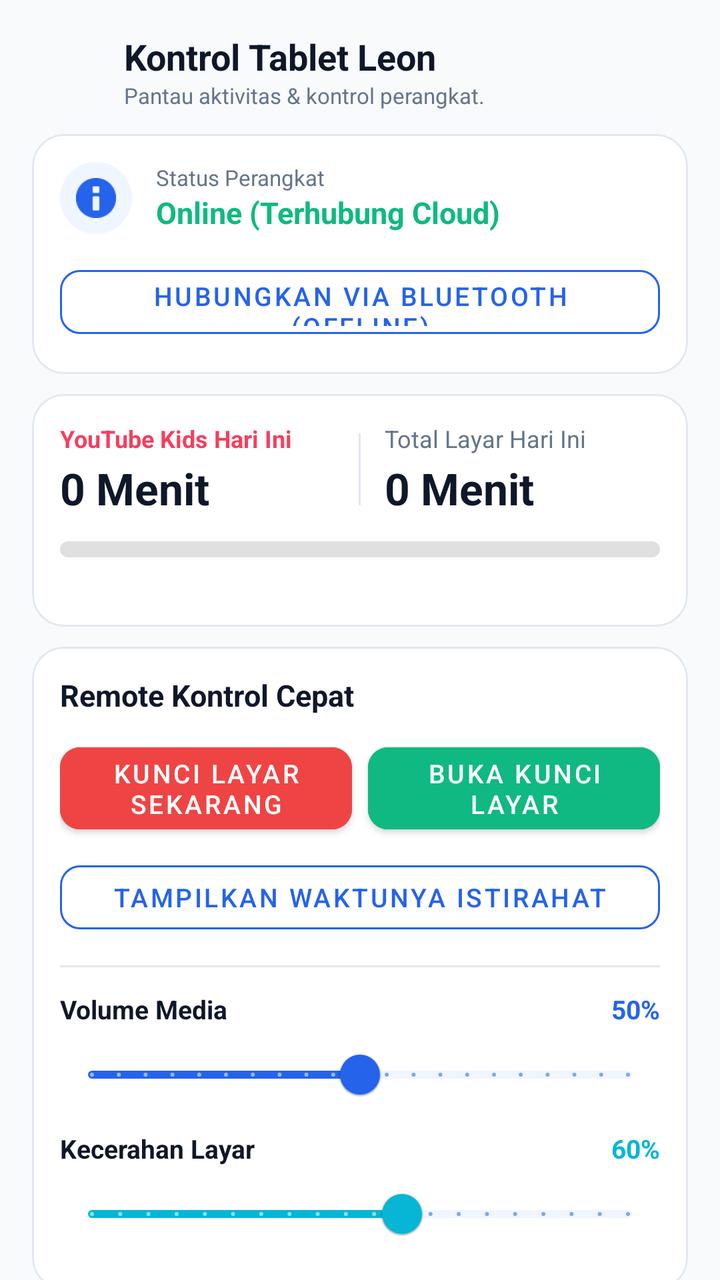
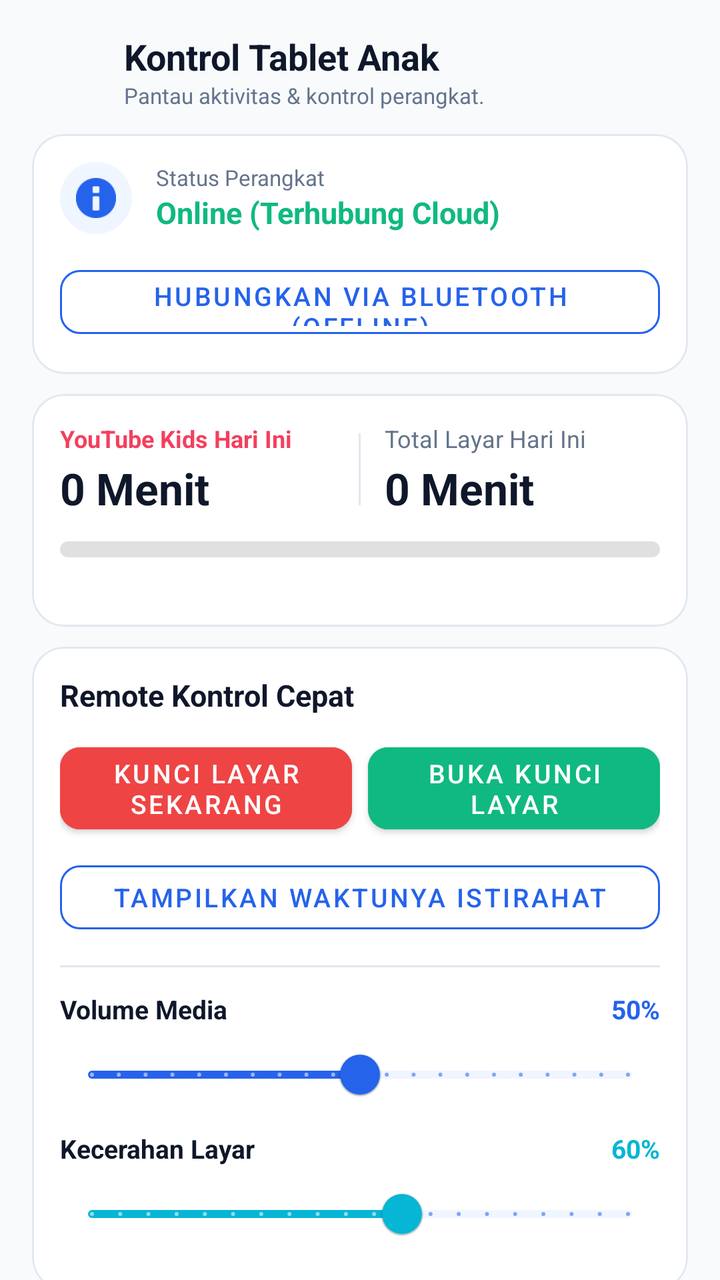

Two renders of the same Android screen: before a commit and after it. Below are the layout's source before the change and the commit's diff.
<!-- AndroidManifest.xml: application theme Theme.ParentalControl -->
<!-- res/layout/fragment_dashboard.xml -->
<?xml version="1.0" encoding="utf-8"?>
<androidx.core.widget.NestedScrollView xmlns:android="http://schemas.android.com/apk/res/android"
    xmlns:app="http://schemas.android.com/apk/res-auto"
    xmlns:tools="http://schemas.android.com/tools"
    android:layout_width="match_parent"
    android:layout_height="match_parent"
    android:background="@color/background"
    android:fillViewport="true">

    <LinearLayout
        android:layout_width="match_parent"
        android:layout_height="wrap_content"
        android:orientation="vertical"
        android:padding="16dp">

        
        <RelativeLayout
            android:layout_width="match_parent"
            android:layout_height="wrap_content"
            android:layout_marginBottom="12dp">

            <ImageView
                android:id="@+id/ivAppIcon"
                android:layout_width="36dp"
                android:layout_height="36dp"
                android:src="@mipmap/ic_launcher_round"
                android:layout_centerVertical="true"
                android:layout_marginEnd="10dp"
                android:contentDescription="Icon App" />

            <LinearLayout
                android:layout_width="wrap_content"
                android:layout_height="wrap_content"
                android:layout_toEndOf="@id/ivAppIcon"
                android:layout_centerVertical="true"
                android:orientation="vertical">

                <TextView
                    android:layout_width="wrap_content"
                    android:layout_height="wrap_content"
                    android:text="@string/title_dashboard"
                    android:textColor="@color/text_primary"
                    android:textSize="18sp"
                    android:textStyle="bold" />

                <TextView
                    android:layout_width="wrap_content"
                    android:layout_height="wrap_content"
                    android:text="@string/subtitle_dashboard"
                    android:textColor="@color/text_secondary"
                    android:textSize="11sp" />
            </LinearLayout>
        </RelativeLayout>

        
        <com.google.android.material.card.MaterialCardView
            android:layout_width="match_parent"
            android:layout_height="wrap_content"
            android:layout_marginBottom="10dp"
            app:cardCornerRadius="16dp"
            app:cardElevation="0dp"
            app:strokeWidth="1dp"
            app:strokeColor="@color/card_stroke"
            app:cardBackgroundColor="@color/card_bg">

            <LinearLayout
                android:layout_width="match_parent"
                android:layout_height="wrap_content"
                android:orientation="vertical"
                android:padding="14dp">

                <LinearLayout
                    android:layout_width="match_parent"
                    android:layout_height="wrap_content"
                    android:orientation="horizontal"
                    android:gravity="center_vertical">

                    <ImageView
                        android:id="@+id/ivStatusDot"
                        android:layout_width="36dp"
                        android:layout_height="36dp"
                        android:src="@android:drawable/ic_dialog_info"
                        app:tint="@color/primary"
                        android:background="@drawable/circle_bg"
                        android:padding="8dp"
                        android:layout_marginEnd="12dp"
                        android:contentDescription="Status Icon" />

                    <LinearLayout
                        android:layout_width="0dp"
                        android:layout_weight="1"
                        android:layout_height="wrap_content"
                        android:orientation="vertical">

                        <TextView
                            android:id="@+id/tvCardStatusTitle"
                            android:layout_width="wrap_content"
                            android:layout_height="wrap_content"
                            android:text="@string/card_status_title"
                            android:textColor="@color/text_secondary"
                            android:textSize="11sp" />

                        <TextView
                            android:id="@+id/tvDeviceStatus"
                            android:layout_width="wrap_content"
                            android:layout_height="wrap_content"
                            android:text="@string/status_online"
                            android:textColor="@color/success"
                            android:textSize="15sp"
                            android:textStyle="bold" />

                        <TextView
                            android:id="@+id/tvLockState"
                            android:layout_width="wrap_content"
                            android:layout_height="wrap_content"
                            android:layout_marginTop="2dp"
                            android:text="Layar istirahat sedang tampil di tablet"
                            android:textColor="@color/warning"
                            android:textSize="11sp"
                            android:visibility="gone" />
                    </LinearLayout>
                </LinearLayout>

                <com.google.android.material.button.MaterialButton
                    android:id="@+id/btnConnectBle"
                    style="@style/Widget.MaterialComponents.Button.OutlinedButton"
                    android:layout_width="match_parent"
                    android:layout_height="44dp"
                    android:layout_marginTop="12dp"
                    android:text="@string/btn_connect_ble"
                    android:textSize="13sp"
                    app:strokeColor="@color/primary"
                    android:textColor="@color/primary"
                    app:cornerRadius="10dp" />
            </LinearLayout>
        </com.google.android.material.card.MaterialCardView>

        
        <com.google.android.material.card.MaterialCardView
            android:layout_width="match_parent"
            android:layout_height="wrap_content"
            android:layout_marginBottom="10dp"
            app:cardCornerRadius="16dp"
            app:cardElevation="0dp"
            app:strokeWidth="1dp"
            app:strokeColor="@color/card_stroke"
            app:cardBackgroundColor="@color/card_bg">

            <LinearLayout
                android:layout_width="match_parent"
                android:layout_height="wrap_content"
                android:orientation="vertical"
                android:padding="14dp">

                <LinearLayout
                    android:layout_width="match_parent"
                    android:layout_height="wrap_content"
                    android:orientation="horizontal"
                    android:gravity="center_vertical">

                    <LinearLayout
                        android:layout_width="0dp"
                        android:layout_weight="1"
                        android:layout_height="wrap_content"
                        android:orientation="vertical">

                        <TextView
                            android:layout_width="wrap_content"
                            android:layout_height="wrap_content"
                            android:text="@string/card_yt_title"
                            android:textColor="@color/yt_kids_red"
                            android:textSize="12sp"
                            android:textStyle="bold" />

                        <TextView
                            android:id="@+id/tvYoutubeKidsDuration"
                            android:layout_width="wrap_content"
                            android:layout_height="wrap_content"
                            android:layout_marginTop="2dp"
                            android:text="0 Menit"
                            android:textColor="@color/text_primary"
                            android:textSize="22sp"
                            android:textStyle="bold" />
                    </LinearLayout>

                    <View
                        android:layout_width="1dp"
                        android:layout_height="36dp"
                        android:background="@color/card_stroke"
                        android:layout_marginHorizontal="12dp" />

                    <LinearLayout
                        android:layout_width="0dp"
                        android:layout_weight="1"
                        android:layout_height="wrap_content"
                        android:orientation="vertical">

                        <TextView
                            android:layout_width="wrap_content"
                            android:layout_height="wrap_content"
                            android:text="Total Layar Hari Ini"
                            android:textColor="@color/text_secondary"
                            android:textSize="12sp" />

                        <TextView
                            android:id="@+id/tvTotalScreenTime"
                            android:layout_width="wrap_content"
                            android:layout_height="wrap_content"
                            android:layout_marginTop="2dp"
                            android:text="0 Menit"
                            android:textColor="@color/text_primary"
                            android:textSize="22sp"
                            android:textStyle="bold" />
                    </LinearLayout>
                </LinearLayout>

                <ProgressBar
                    android:id="@+id/pbScreenTime"
                    style="?android:attr/progressBarStyleHorizontal"
                    android:layout_width="match_parent"
                    android:layout_height="8dp"
                    android:layout_marginTop="12dp"
                    android:max="120"
                    android:progress="0"
                    android:progressDrawable="@drawable/custom_progress_bar" />

                <TextView
                    android:id="@+id/tvLimitCaption"
                    android:layout_width="wrap_content"
                    android:layout_height="wrap_content"
                    android:layout_marginTop="6dp"
                    android:textColor="@color/text_secondary"
                    android:textSize="11sp" />
            </LinearLayout>
        </com.google.android.material.card.MaterialCardView>

        
        <com.google.android.material.card.MaterialCardView
            android:layout_width="match_parent"
            android:layout_height="wrap_content"
            android:layout_marginBottom="10dp"
            app:cardCornerRadius="16dp"
            app:cardElevation="0dp"
            app:strokeWidth="1dp"
            app:strokeColor="@color/card_stroke"
            app:cardBackgroundColor="@color/card_bg">

            <LinearLayout
                android:layout_width="match_parent"
                android:layout_height="wrap_content"
                android:orientation="vertical"
                android:padding="14dp">

                <TextView
                    android:layout_width="wrap_content"
                    android:layout_height="wrap_content"
                    android:text="@string/card_controls_title"
                    android:textColor="@color/text_primary"
                    android:textSize="15sp"
                    android:textStyle="bold" />

                
                <LinearLayout
                    android:layout_width="match_parent"
                    android:layout_height="wrap_content"
                    android:layout_marginTop="10dp"
                    android:orientation="horizontal"
                    android:baselineAligned="false">

                    <com.google.android.material.button.MaterialButton
                        android:id="@+id/btnLockNow"
                        android:layout_width="0dp"
                        android:layout_height="wrap_content"
                        android:minHeight="48dp"
                        android:layout_weight="1"
                        android:layout_marginEnd="4dp"
                        android:text="@string/btn_lock_now"
                        android:textSize="13sp"
                        android:backgroundTint="@color/error"
                        app:cornerRadius="10dp" />

                    <com.google.android.material.button.MaterialButton
                        android:id="@+id/btnUnlock"
                        android:layout_width="0dp"
                        android:layout_height="wrap_content"
                        android:minHeight="48dp"
                        android:layout_weight="1"
                        android:layout_marginStart="4dp"
                        android:text="@string/btn_unlock"
                        android:textSize="13sp"
                        android:backgroundTint="@color/success"
                        app:cornerRadius="10dp" />
                </LinearLayout>

                <com.google.android.material.button.MaterialButton
                    android:id="@+id/btnShowOverlay"
                    style="@style/Widget.MaterialComponents.Button.OutlinedButton"
                    android:layout_width="match_parent"
                    android:layout_height="44dp"
                    android:layout_marginTop="6dp"
                    android:text="@string/btn_show_overlay"
                    android:textSize="13sp"
                    app:strokeColor="@color/primary"
                    android:textColor="@color/primary"
                    app:cornerRadius="10dp" />

                <View
                    android:layout_width="match_parent"
                    android:layout_height="1dp"
                    android:background="@color/card_stroke"
                    android:layout_marginTop="12dp"
                    android:layout_marginBottom="12dp"/>

                
                <RelativeLayout
                    android:layout_width="match_parent"
                    android:layout_height="wrap_content">

                    <TextView
                        android:layout_width="wrap_content"
                        android:layout_height="wrap_content"
                        android:text="Volume Media"
                        android:textColor="@color/text_primary"
                        android:textSize="13sp"
                        android:textStyle="bold" />

                    <TextView
                        android:id="@+id/tvVolumeLabel"
                        android:layout_width="wrap_content"
                        android:layout_height="wrap_content"
                        android:layout_alignParentEnd="true"
                        android:text="50%"
                        android:textColor="@color/primary"
                        android:textSize="13sp"
                        android:textStyle="bold" />
                </RelativeLayout>

                <com.google.android.material.slider.Slider
                    android:id="@+id/sliderVolume"
                    android:layout_width="match_parent"
                    android:layout_height="wrap_content"
                    android:value="50"
                    android:valueFrom="0"
                    android:valueTo="100"
                    android:stepSize="5"
                    app:thumbColor="@color/primary"
                    app:trackColorActive="@color/primary"
                    app:trackColorInactive="@color/primary_light" />

                
                <RelativeLayout
                    android:layout_width="match_parent"
                    android:layout_height="wrap_content"
                    android:layout_marginTop="4dp">

                    <TextView
                        android:layout_width="wrap_content"
                        android:layout_height="wrap_content"
                        android:text="Kecerahan Layar"
                        android:textColor="@color/text_primary"
                        android:textSize="13sp"
                        android:textStyle="bold" />

                    <TextView
                        android:id="@+id/tvBrightnessLabel"
                        android:layout_width="wrap_content"
                        android:layout_height="wrap_content"
                        android:layout_alignParentEnd="true"
                        android:text="60%"
                        android:textColor="@color/accent"
                        android:textSize="13sp"
                        android:textStyle="bold" />
                </RelativeLayout>

                <com.google.android.material.slider.Slider
                    android:id="@+id/sliderBrightness"
                    android:layout_width="match_parent"
                    android:layout_height="wrap_content"
                    android:value="60"
                    android:valueFrom="5"
                    android:valueTo="100"
                    android:stepSize="5"
                    app:thumbColor="@color/accent"
                    app:trackColorActive="@color/accent"
                    app:trackColorInactive="@color/primary_light" />
            </LinearLayout>
        </com.google.android.material.card.MaterialCardView>

        
        <com.google.android.material.card.MaterialCardView
            android:layout_width="match_parent"
            android:layout_height="wrap_content"
            android:layout_marginBottom="24dp"
            app:cardCornerRadius="16dp"
            app:cardElevation="0dp"
            app:strokeWidth="1dp"
            app:strokeColor="@color/card_stroke"
            app:cardBackgroundColor="@color/card_bg">

            <LinearLayout
                android:layout_width="match_parent"
                android:layout_height="wrap_content"
                android:orientation="vertical"
                android:padding="14dp">

                <RelativeLayout
                    android:layout_width="match_parent"
                    android:layout_height="wrap_content">

                    <TextView
                        android:layout_width="wrap_content"
                        android:layout_height="wrap_content"
                        android:layout_centerVertical="true"
                        android:text="@string/card_apps_title"
                        android:textColor="@color/text_primary"
                        android:textSize="15sp"
                        android:textStyle="bold" />

                    <TextView
                        android:id="@+id/tvSeeAllApps"
                        android:layout_width="wrap_content"
                        android:layout_height="wrap_content"
                        android:layout_alignParentEnd="true"
                        android:layout_centerVertical="true"
                        android:background="?android:attr/selectableItemBackground"
                        android:padding="6dp"
                        android:text="Lihat Semua"
                        android:textColor="@color/primary"
                        android:textSize="12sp"
                        android:textStyle="bold" />
                </RelativeLayout>

                <androidx.recyclerview.widget.RecyclerView
                    android:id="@+id/rvAppUsage"
                    android:layout_width="match_parent"
                    android:layout_height="wrap_content"
                    android:layout_marginTop="8dp"
                    android:nestedScrollingEnabled="false"
                    tools:listitem="@layout/item_app_usage" />

                <TextView
                    android:id="@+id/tvEmptyApps"
                    android:layout_width="match_parent"
                    android:layout_height="wrap_content"
                    android:layout_marginTop="12dp"
                    android:layout_marginBottom="6dp"
                    android:gravity="center"
                    android:text="Belum ada data aplikasi hari ini."
                    android:textColor="@color/text_secondary"
                    android:textSize="13sp"
                    android:visibility="gone" />
            </LinearLayout>
        </com.google.android.material.card.MaterialCardView>

    </LinearLayout>
</androidx.core.widget.NestedScrollView>
<!-- res/layout/item_app_usage.xml (included above) -->
<?xml version="1.0" encoding="utf-8"?>
<LinearLayout xmlns:android="http://schemas.android.com/apk/res/android"
    android:layout_width="match_parent"
    android:layout_height="wrap_content"
    android:orientation="horizontal"
    android:gravity="center_vertical"
    android:paddingVertical="12dp"
    android:paddingHorizontal="4dp"
    android:background="?android:attr/selectableItemBackground">

    <ImageView
        android:id="@+id/ivAppIcon"
        android:layout_width="40dp"
        android:layout_height="40dp"
        android:src="@android:drawable/sym_def_app_icon"
        android:contentDescription="Ikon Aplikasi" />

    <LinearLayout
        android:layout_width="0dp"
        android:layout_height="wrap_content"
        android:layout_weight="1"
        android:layout_marginStart="16dp"
        android:orientation="vertical">

        <TextView
            android:id="@+id/tvAppName"
            android:layout_width="wrap_content"
            android:layout_height="wrap_content"
            android:text="Nama Aplikasi"
            android:textColor="@color/text_primary"
            android:textSize="15sp"
            android:textStyle="bold" />

        <TextView
            android:id="@+id/tvPackageName"
            android:layout_width="wrap_content"
            android:layout_height="wrap_content"
            android:text="com.example.app"
            android:textColor="@color/text_secondary"
            android:textSize="12sp"
            android:maxLines="1"
            android:ellipsize="end" />
    </LinearLayout>

    <LinearLayout
        android:layout_width="wrap_content"
        android:layout_height="wrap_content"
        android:background="@drawable/duration_bg"
        android:paddingHorizontal="12dp"
        android:paddingVertical="6dp">

        <TextView
            android:id="@+id/tvAppDuration"
            android:layout_width="wrap_content"
            android:layout_height="wrap_content"
            android:text="45 mnt"
            android:textColor="@color/primary_dark"
            android:textSize="13sp"
            android:textStyle="bold" />
    </LinearLayout>

</LinearLayout>
<!-- resources referenced by this layout -->
<resources>
  <color name="accent">#06B6D4</color>
  <color name="background">#F8FAFC</color>
  <color name="card_bg">#FFFFFF</color>
  <color name="card_stroke">#E2E8F0</color>
  <color name="error">#EF4444</color>
  <color name="primary">#2563EB</color>
  <color name="primary_dark">#1D4ED8</color>
  <color name="primary_light">#EFF6FF</color>
  <color name="success">#10B981</color>
  <color name="text_primary">#0F172A</color>
  <color name="text_secondary">#64748B</color>
  <color name="warning">#F59E0B</color>
  <color name="yt_kids_red">#F43F5E</color>
  <!-- drawable circle_bg (drawable) -->
  <?xml version="1.0" encoding="utf-8"?>
  <shape xmlns:android="http://schemas.android.com/apk/res/android"
      android:shape="oval">
      <solid android:color="@color/primary_light" />
  </shape>
  <!-- drawable custom_progress_bar (drawable) -->
  <?xml version="1.0" encoding="utf-8"?>
  <layer-list xmlns:android="http://schemas.android.com/apk/res/android">
      <item android:id="@android:id/background">
          <shape>
              <corners android:radius="5dp" />
              <solid android:color="#E0E0E0" />
          </shape>
      </item>
      <item android:id="@android:id/progress">
          <clip>
              <shape>
                  <corners android:radius="5dp" />
                  <solid android:color="@color/yt_kids_red" />
              </shape>
          </clip>
      </item>
  </layer-list>
  <!-- drawable duration_bg (drawable) -->
  <?xml version="1.0" encoding="utf-8"?>
  <shape xmlns:android="http://schemas.android.com/apk/res/android"
      android:shape="rectangle">
      <corners android:radius="16dp" />
      <solid android:color="@color/primary_light" />
  </shape>
  <!-- mipmap ic_launcher_round (mipmap-anydpi-v26) -->
  <?xml version="1.0" encoding="utf-8"?>
  <adaptive-icon xmlns:android="http://schemas.android.com/apk/res/android">
      <background android:drawable="@drawable/ic_launcher_background" />
      <foreground android:drawable="@drawable/ic_launcher_foreground" />
  </adaptive-icon>
  <string name="btn_connect_ble">Hubungkan via Bluetooth (Offline)</string>
  <string name="btn_lock_now">Kunci Layar Sekarang</string>
  <string name="btn_show_overlay">Tampilkan "Waktunya Istirahat"</string>
  <string name="btn_unlock">Buka Kunci Layar</string>
  <string name="card_apps_title">Aplikasi Dibuka Hari Ini</string>
  <string name="card_controls_title">Remote Kontrol Cepat</string>
  <string name="card_status_title">Status Perangkat</string>
  <string name="card_yt_title">YouTube Kids Hari Ini</string>
  <string name="status_online">Online (Terhubung Cloud)</string>
  <string name="subtitle_dashboard">Pantau aktivitas &amp; kontrol perangkat.</string>
  <string name="title_dashboard">Kontrol Tablet Leon</string>
  <style name="Theme.ParentalControl" parent="Theme.MaterialComponents.DayNight.NoActionBar">
          <item name="colorPrimary">@color/primary</item>
          <item name="colorPrimaryDark">@color/primary_dark</item>
          <item name="colorAccent">@color/accent</item>
          <item name="android:windowBackground">@color/background</item>
          
          <item name="android:statusBarColor">@color/background</item>
          <item name="android:navigationBarColor">@color/card_bg</item>
      </style>
  <!-- drawable ic_launcher_background (drawable) -->
  <?xml version="1.0" encoding="utf-8"?>
  <vector xmlns:android="http://schemas.android.com/apk/res/android"
      android:width="108dp"
      android:height="108dp"
      android:viewportWidth="108"
      android:viewportHeight="108">
      <path
          android:fillColor="#1565C0"
          android:pathData="M0,0h108v108h-108z" />
  </vector>
  <!-- unchanged entries left out for length: 1 -->
</resources>

<!-- the commit's change to res/layout/fragment_dashboard.xml (unified diff, before → after) -->
@@ -36,6 +36,7 @@
                 android:orientation="vertical">
 
                 <TextView
+                    android:id="@+id/tvDashboardTitle"
                     android:layout_width="wrap_content"
                     android:layout_height="wrap_content"
                     android:text="@string/title_dashboard"
<!-- resource entries referenced after the edit -->
@@ -60,7 +60,7 @@
   <string name="card_yt_title">YouTube Kids Hari Ini</string>
   <string name="status_online">Online (Terhubung Cloud)</string>
   <string name="subtitle_dashboard">Pantau aktivitas &amp; kontrol perangkat.</string>
-  <string name="title_dashboard">Kontrol Tablet Leon</string>
+  <string name="title_dashboard">Kontrol Tablet Anak</string>
   <style name="Theme.ParentalControl" parent="Theme.MaterialComponents.DayNight.NoActionBar">
           <item name="colorPrimary">@color/primary</item>
           <item name="colorPrimaryDark">@color/primary_dark</item>
